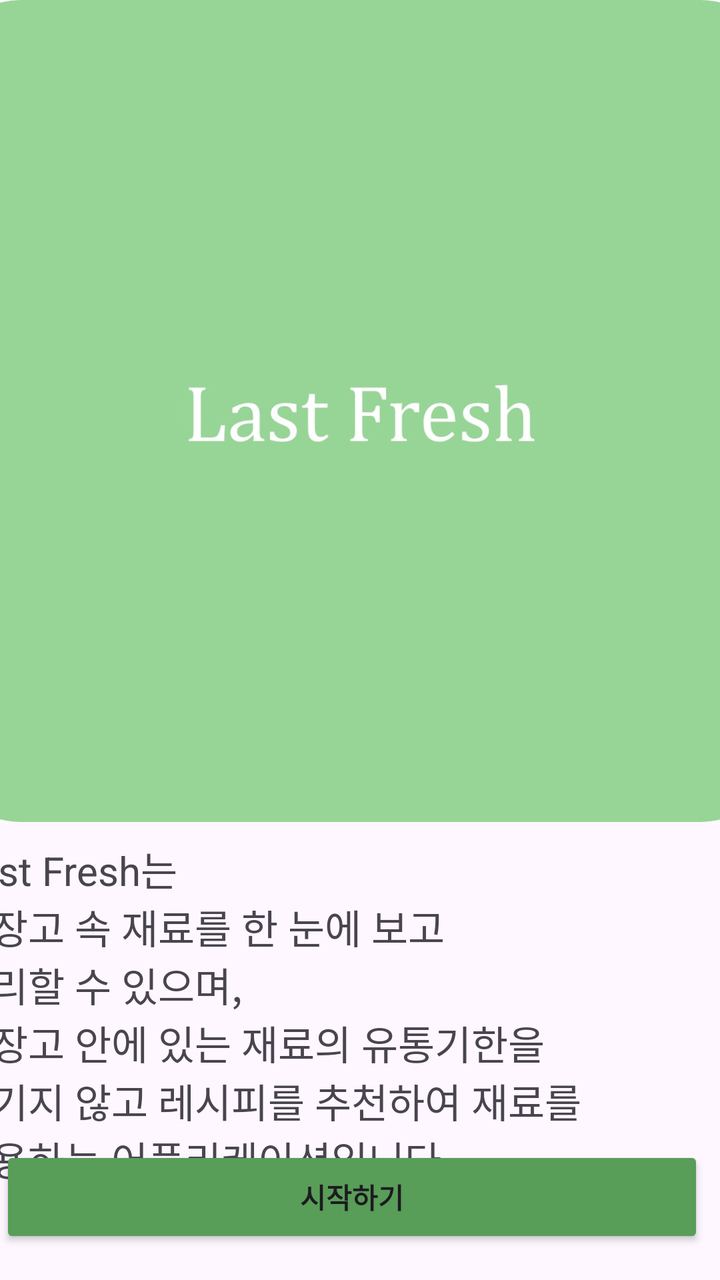
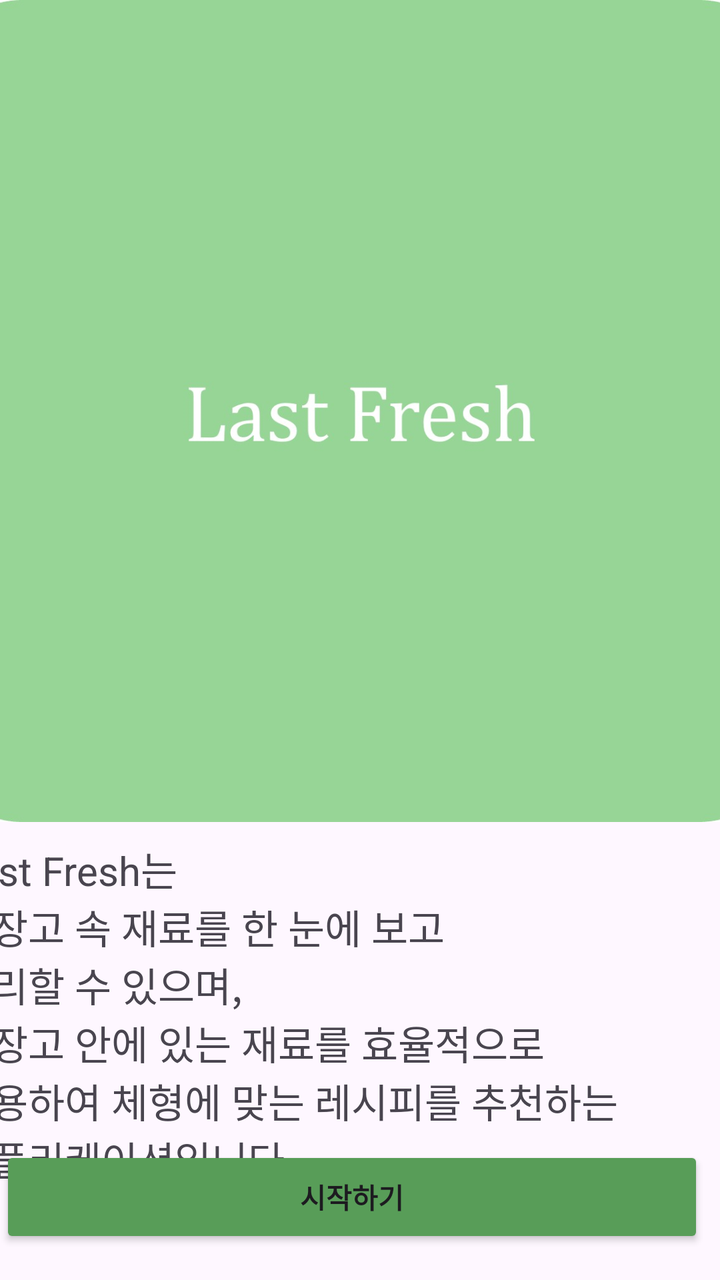

Compare the two renders of this Android layout. The source of the first and the diff that turns it into the second are given below.
<!-- AndroidManifest.xml: application theme Theme.Recipe_rcm -->
<!-- res/layout/explain.xml -->
<?xml version="1.0" encoding="utf-8"?>
<androidx.constraintlayout.widget.ConstraintLayout xmlns:android="http://schemas.android.com/apk/res/android"
    xmlns:app="http://schemas.android.com/apk/res-auto"
    xmlns:tools="http://schemas.android.com/tools"
    android:layout_width="match_parent"
    android:layout_height="match_parent">

    <Button
        android:id="@+id/btn_next"
        android:layout_width="352dp"
        android:layout_height="51dp"
        android:layout_marginStart="28dp"
        android:layout_marginEnd="36dp"
        android:layout_marginBottom="16dp"
        android:backgroundTint="#589D58"
        android:text="시작하기"
        android:textStyle="bold"
        app:layout_constraintBottom_toBottomOf="parent"
        app:layout_constraintEnd_toEndOf="parent"
        app:layout_constraintStart_toStartOf="parent" />

    <ImageView
        android:id="@+id/img_lastfresh"
        android:layout_width="688dp"
        android:layout_height="411dp"
        app:layout_constraintEnd_toEndOf="parent"
        app:layout_constraintHorizontal_bias="0.501"
        app:layout_constraintStart_toStartOf="parent"
        app:srcCompat="@drawable/lastfresh1"
        tools:ignore="MissingConstraints"
        tools:layout_editor_absoluteY="-25dp" />

    <TextView
        android:id="@+id/text_explain"
        android:layout_width="346dp"
        android:layout_height="202dp"
        android:layout_marginStart="28dp"
        android:layout_marginEnd="37dp"
        android:maxLines="7"
        android:text="Last Fresh는 \n냉장고 속 재료를 한 눈에 보고 \n관리할 수 있으며,\n냉장고 안에 있는 재료의 유통기한을 \n넘기지 않고 레시피를 추천하여 재료를 \n사용하는 어플리케이션입니다."
        android:textSize="20dp"
        app:layout_constraintBottom_toBottomOf="parent"
        app:layout_constraintEnd_toEndOf="parent"
        app:layout_constraintHorizontal_bias="1.0"
        app:layout_constraintStart_toStartOf="parent"
        app:layout_constraintTop_toBottomOf="@+id/img_lastfresh"
        app:layout_constraintVertical_bias="0.316" />

</androidx.constraintlayout.widget.ConstraintLayout>
<!-- resources referenced by this layout -->
<resources>
  <!-- drawable lastfresh1: jpg bitmap (drawable, 41670 bytes) -->
  <style name="Theme.Recipe_rcm" parent="Base.Theme.Recipe_rcm" />
  <style name="Base.Theme.Recipe_rcm" parent="Theme.Material3.DayNight.NoActionBar">
          
          
      </style>
</resources>

<!-- the commit's change to res/layout/explain.xml (unified diff, before → after) -->
@@ -37,7 +37,7 @@
         android:layout_marginStart="28dp"
         android:layout_marginEnd="37dp"
         android:maxLines="7"
-        android:text="Last Fresh는 \n냉장고 속 재료를 한 눈에 보고 \n관리할 수 있으며,\n냉장고 안에 있는 재료의 유통기한을 \n넘기지 않고 레시피를 추천하여 재료를 \n사용하는 어플리케이션입니다."
+        android:text="Last Fresh는 \n냉장고 속 재료를 한 눈에 보고 \n관리할 수 있으며,\n냉장고 안에 있는 재료를 효율적으로 \n사용하여 체형에 맞는 레시피를 추천하는 애플리케이션입니다."
         android:textSize="20dp"
         app:layout_constraintBottom_toBottomOf="parent"
         app:layout_constraintEnd_toEndOf="parent"
